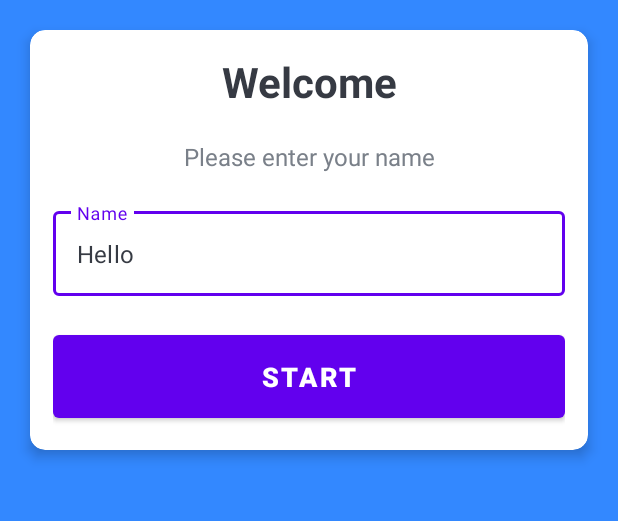
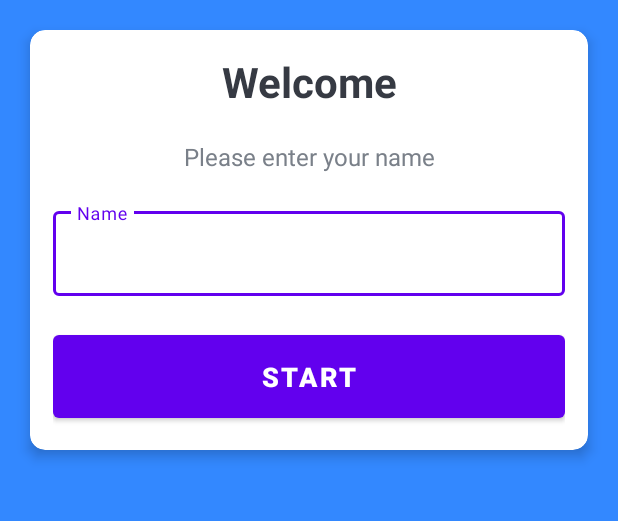
Before and after one commit to shaotaoliu/Kotlin.Quiz, an Android app: the screen it shows after launch (MainActivity), on a phone screen of 412 x 824 dp, the part 408-929 px from its top. Run offline under Robolectric (Android 15) with nearby library versions, the phone set to English and light mode, and no system bars.

Commit message:
Add Quiz App

```diff
--- a/app/src/main/java/com/example/quiz/MainActivity.kt
+++ b/app/src/main/java/com/example/quiz/MainActivity.kt
@@ -17,8 +17,6 @@ class MainActivity : BaseActivity() {
         val btnStart = findViewById<Button>(R.id.btnStart)
         val txtName = findViewById<AppCompatEditText>(R.id.txtName)
 
-        txtName.setText("Hello")
-
         btnStart.setOnClickListener {
             if (txtName.text.toString().isEmpty()) {
                 Toast.makeText(this, "Please enter your name.", Toast.LENGTH_SHORT).show()
```
